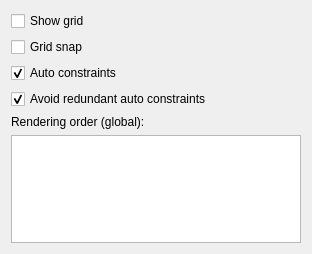
Before: the Qt Designer form src/Mod/Sketcher/Gui/TaskSketcherGeneral.ui in southseact-3d/fcd, drawn with Qt 5.
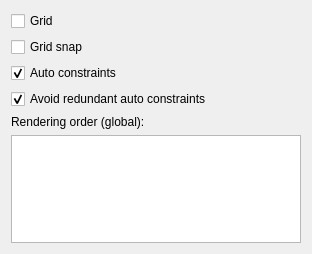
After: the same form once the commit is applied. Custom widgets are drawn as their Qt base class.

Commit message: Sketcher: Control edit, change the text of 'Show grid' checkbox to 'Grid.

What changed in the file:
```diff
--- a/src/Mod/Sketcher/Gui/TaskSketcherGeneral.ui
+++ b/src/Mod/Sketcher/Gui/TaskSketcherGeneral.ui
@@ -25,7 +25,7 @@
         <string>A grid will be shown</string>
        </property>
        <property name="text">
-        <string>Show grid</string>
+        <string>Grid</string>
        </property>
        <property name="checked">
         <bool>false</bool>
```
